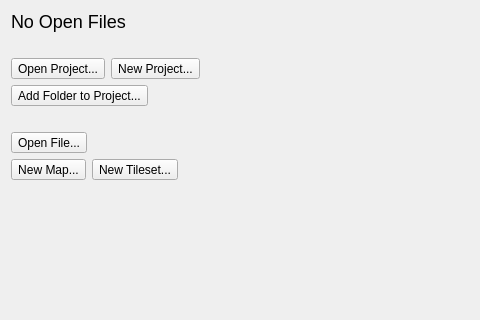
Above: src/tiled/noeditorwidget.ui from mapeditor/tiled before the change; both pictures show x 0 to 480 and y 0 to 320 of the 885 by 454 pixel window. Below: the same form after it.
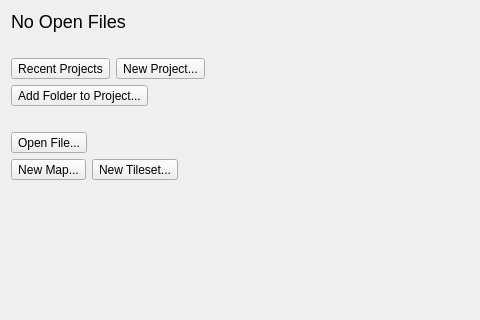
That is the form after the change. Icons and pictures are not drawn.

Commit message:
Removed the 'Open Project' action
No longer needed now that we have 'Open File or Project' in File menu.

Diff of the .ui file:
```diff
--- a/src/tiled/noeditorwidget.ui
+++ b/src/tiled/noeditorwidget.ui
@@ -67,7 +67,10 @@
        <item>
         <widget class="QToolButton" name="openProjectButton">
          <property name="text">
-          <string notr="true">Open Project...</string>
+          <string>Recent Projects</string>
+         </property>
+         <property name="popupMode">
+          <enum>QToolButton::InstantPopup</enum>
          </property>
          <property name="toolButtonStyle">
           <enum>Qt::ToolButtonTextOnly</enum>
```
Left out of the diff: 4 changed lines with no effect on the pictures. The commit also changes 4 other files.
